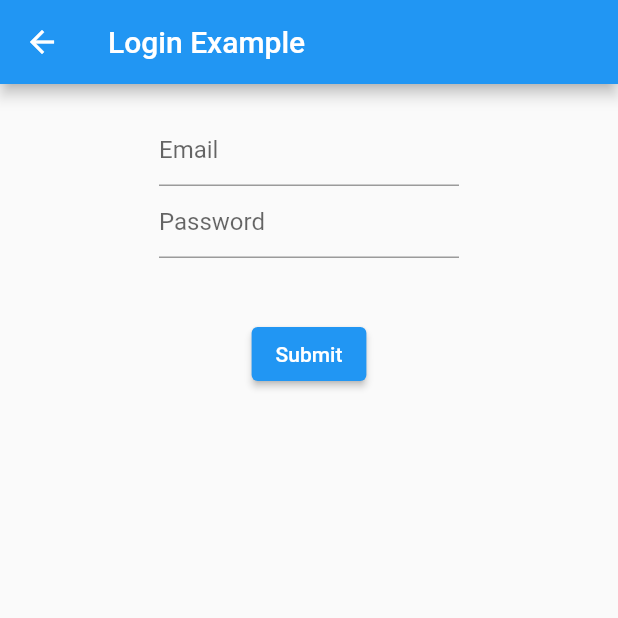
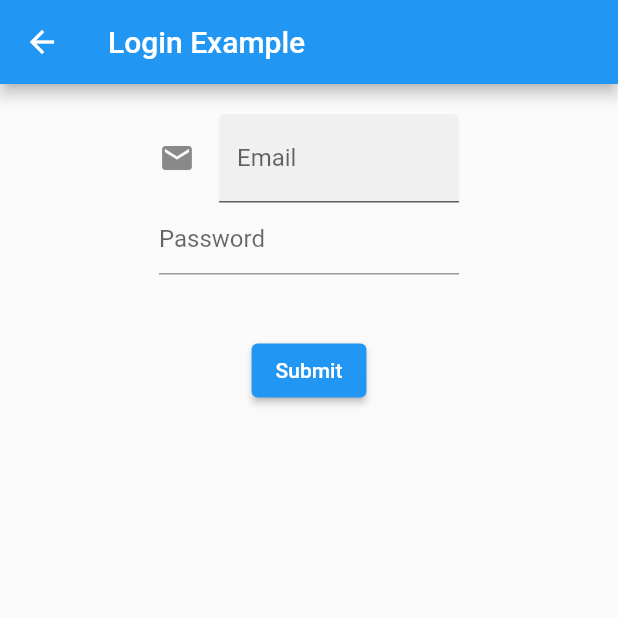
Before and after one commit to justinmc/flutter_text_input_examples, a Flutter app: the screen it shows after launch, after a tap on "Login Example", on a phone screen of 412 x 824 dp, the top half of it. Run offline on Flutter 3.47's test engine with Material 2 defaults, Android fonts, the phone set to English and light mode, and no system bars.

Commit message:
A nicer looking email field thanks to the Flutter Gallery

```diff
--- a/lib/login_example.dart
+++ b/lib/login_example.dart
@@ -4,7 +4,7 @@ import 'package:flutter/material.dart';
 // TODO(justinmc): Darkmode with switcher.
 
 class LoginExample extends StatelessWidget {
-  const LoginExample({
+  LoginExample({
     Key? key,
   }) : super(key: key);
 
@@ -12,7 +12,14 @@ class LoginExample extends StatelessWidget {
   static const String title = 'Login Example';
   static const String subtitle = 'A basic login form with a faked API.';
 
+  final FocusNode _emailFocusNode = FocusNode();
+  final FocusNode _passwordFocusNode = FocusNode();
+  final FocusNode _submitFocusNode = FocusNode();
+
+  String _email = '';
+
   void _onSubmit() {
+    // TODO(justinmc): Call a fake API and do full error/loading/success states.
     print('justin submitted');
   }
 
@@ -31,12 +38,27 @@ class LoginExample extends StatelessWidget {
                 const SizedBox(
                   height: 20.0,
                 ),
+                // TODO(justinmc): Does this work with autofill like this?
                 TextFormField(
-                  decoration: const InputDecoration(
-                    hintText: 'Email',
+                  focusNode: _emailFocusNode,
+                  restorationId: 'email_field',
+                  textInputAction: TextInputAction.next,
+                  //focusNode: _email,
+                  decoration: InputDecoration(
+                    filled: true,
+                    icon: const Icon(Icons.email),
+                    hintText: 'Enter your email address.',//localizations.demoTextFieldYourEmailAddress,
+                    labelText: 'Email',//localizations.demoTextFieldEmail,
                   ),
+                  keyboardType: TextInputType.emailAddress,
+                  onSaved: (String? value) {
+                    _email = value ?? '';
+                    _passwordFocusNode.requestFocus();
+                  },
                 ),
+                // TODO(justinmc): Make this field nice like the above field.
                 TextFormField(
+                  focusNode: _passwordFocusNode,
                   obscureText: true,
                   decoration: const InputDecoration(
                     hintText: 'Password',
@@ -46,6 +68,7 @@ class LoginExample extends StatelessWidget {
                   height: 40.0,
                 ),
                 ElevatedButton(
+                  focusNode: _submitFocusNode,
                   onPressed: _onSubmit,
                   child: const Text('Submit'),
                 ),
```
